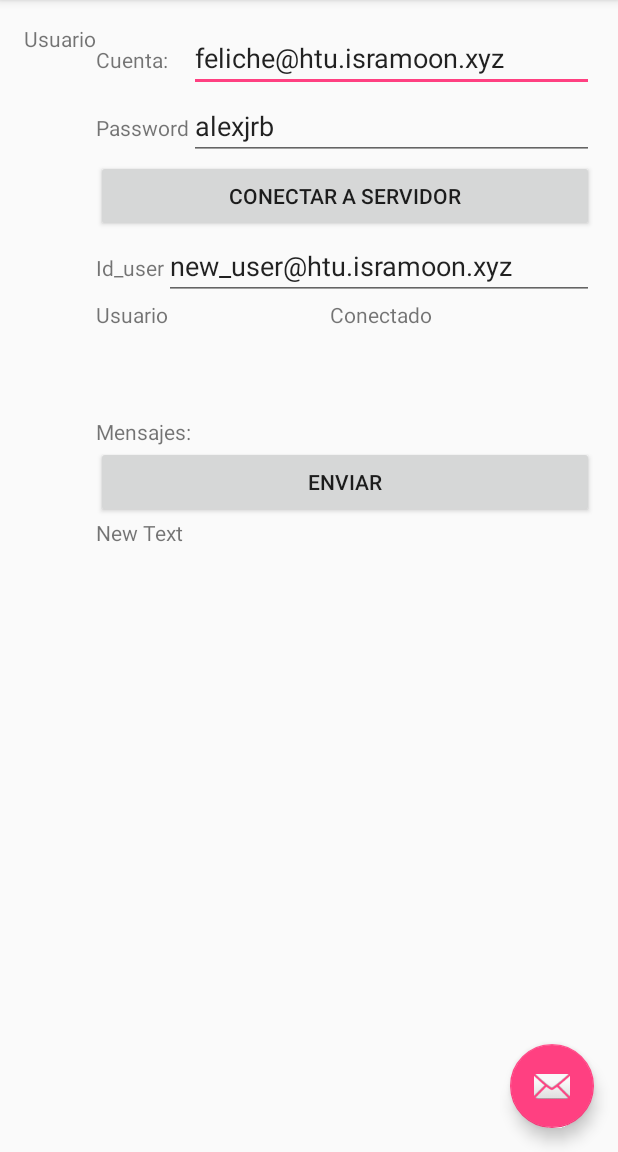
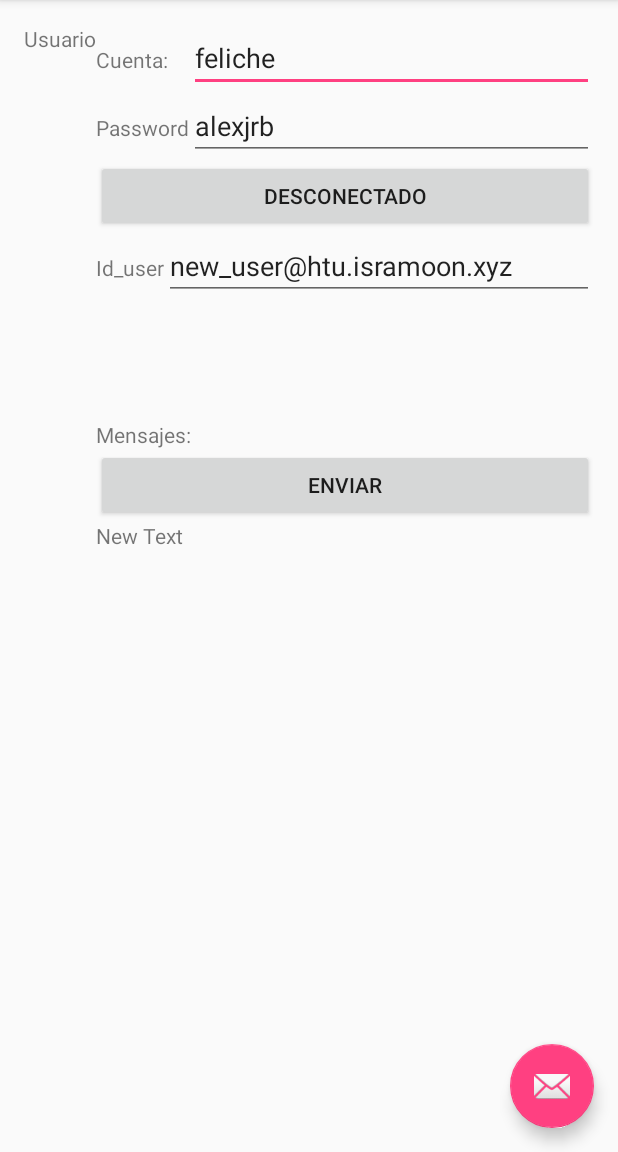
Before and after one commit to Felichejmz/TestBN, an Android app: the screen it shows after launch (MainActivity), on a phone screen of 412 x 824 dp, the part 84-1236 px from its top. Run offline under Robolectric (Android 15) with nearby library versions, the phone set to English and light mode, and no system bars; libraries missing offline, so code that uses them is left out: org.jivesoftware.smack, org.jivesoftware.smackx.

```diff
--- a/app/src/main/AndroidManifest.xml
+++ b/app/src/main/AndroidManifest.xml
@@ -4,8 +4,6 @@
 
     <uses-permission android:name="android.permission.READ_PHONE_STATE" />
     <uses-permission android:name="android.permission.INTERNET" />
-    <uses-permission android:name="android.permission.READ_SMS" />
-    <uses-permission android:name="android.permission.RECEIVE_SMS" />
     <uses-permission android:name="android.permission.ACCESS_NETWORK_STATE" />
     <uses-permission android:name="android.permission.WAKE_LOCK" />
     <uses-permission android:name="android.permission.VIBRATE" />
@@ -30,7 +28,8 @@
         <service
             android:name="xmpp.XmppService"
             android:enabled="true"
-            android:exported="true"></service>
+            android:exported="true">
+        </service>
     </application>
 
 </manifest>
--- a/app/src/main/java/com/example/feliche/testbn/Def.java
+++ b/app/src/main/java/com/example/feliche/testbn/Def.java
@@ -6,8 +6,8 @@ package com.example.feliche.testbn;
 public class Def {
     // identificador de user y password en
     // shared preferences
-    public static String XMPP_ACCOUNT = "hola.taxi.user.xmpp.account";
-    public static String XMPP_PASSWORD = "hola.taxi.user.xmpp_password";
+    public static String XMPP_ACCOUNT = "testbn.user.xmpp.account";
+    public static String XMPP_PASSWORD = "testbn.user.xmpp_password";
 
     // Servidor XMPP
     public static String SERVER_NAME = "htu.isramoon.xyz";
--- a/app/src/main/java/com/example/feliche/testbn/MainActivity.java
+++ b/app/src/main/java/com/example/feliche/testbn/MainActivity.java
@@ -1,21 +1,23 @@
 package com.example.feliche.testbn;
 
-import android.content.BroadcastReceiver;
+
 import android.content.Context;
-import android.content.DialogInterface;
+
 import android.content.Intent;
 import android.content.IntentFilter;
+import android.content.SharedPreferences;
 import android.graphics.Bitmap;
 import android.graphics.BitmapFactory;
 import android.net.ConnectivityManager;
 import android.net.NetworkInfo;
 import android.os.Bundle;
+import android.os.Vibrator;
+import android.preference.PreferenceManager;
 import android.support.design.widget.FloatingActionButton;
 import android.support.design.widget.Snackbar;
-import android.support.v7.app.AlertDialog;
+import android.support.v4.content.WakefulBroadcastReceiver;
 import android.support.v7.app.AppCompatActivity;
 import android.support.v7.widget.Toolbar;
-import android.telephony.SmsMessage;
 import android.util.Log;
 import android.view.View;
 import android.view.Menu;
@@ -37,11 +39,10 @@ public class MainActivity extends AppCompatActivity {
 
     TextView tvMessage;
     ImageView imageView1;
-    ImageView imageView2;
 
     private static MainActivity inst;
     private static boolean statusBroadcastReceiver;
-    private BroadcastReceiver mReceiver;
+    private WakefulBroadcastReceiver mReceiver;
 
     private static final String LOGTAG = "MainActivity:BR";
     String accountXmpp, passwordXmpp;
@@ -69,9 +70,19 @@ public class MainActivity extends AppCompatActivity {
         etTo = (EditText)findViewById(R.id.etTo);
 
         imageView1 = (ImageView)findViewById(R.id.imageView);
-        imageView2 = (ImageView)findViewById(R.id.imageView2);
 
         tvMessage = (TextView)findViewById(R.id.tvMsg);
+
+        // lee el usuario y password de memoria no volátil
+        // si no existe coloca los default de New user
+        accountXmpp = PreferenceManager.getDefaultSharedPreferences(this)
+                .getString(Def.XMPP_ACCOUNT, Def.NEW_USER_ACCOUNT);
+        passwordXmpp = PreferenceManager.getDefaultSharedPreferences(this)
+                .getString(Def.XMPP_PASSWORD, Def.NEW_USER_PASS);
+
+        if(XmppService.getState().equals(XmppConnection.ConnectionState.DISCONNECTED)){
+            btnConnect.setText("Desconectado");
+        }
     }
 
     @Override
@@ -99,11 +110,12 @@ public class MainActivity extends AppCompatActivity {
     @Override
     protected void onResume(){
         super.onResume();
-        mReceiver = new BroadcastReceiver() {
+        mReceiver = new WakefulBroadcastReceiver() {
             @Override
             public void onReceive(Context context, Intent intent) {
                 String action = intent.getAction();
                 Log.d(LOGTAG, "action=" + action);
+                Vibrator v = (Vibrator) context.getSystemService(Context.VIBRATOR_SERVICE);
                 switch (action){
                     // mensaje XMPP
                     case XmppService.NEW_MESSAGE:
@@ -111,6 +123,7 @@ public class MainActivity extends AppCompatActivity {
                         String message = intent.getStringExtra(XmppService.BUNDLE_MESSAGE_BODY);
                         tvMessage.setText(from.split("@")[0]);
                         tvMessage.setText(message);
+                        v.vibrate(500);
                         break;
                     // Estado de la conexión XMPP
                     case XmppService.UPDATE_CONNECTION:
@@ -124,32 +137,16 @@ public class MainActivity extends AppCompatActivity {
                         }
                         btnConnect.setText(status);
                         break;
-                    // Mensaje SMS
-                    case XmppService.SMS_CONNECTION:
-                        Bundle bundle = intent.getExtras();
-                        if(bundle != null) {
-                            Object[] sms = (Object[]) bundle.get("pdus");
-                            String smsMsg = null;
-                            for (int i = 0; i < sms.length; i++) {
-                                SmsMessage msgSMS = SmsMessage.createFromPdu((byte[]) sms[i]);
-                                String strMsgFrom = msgSMS.getOriginatingAddress();
-                                String strMsgBody = msgSMS.getMessageBody();
-                                smsMsg = "De:" + strMsgFrom + "\n" + "Mensaje:" + strMsgBody;
-                                //saveUserPass(numberCell, numberCell);
-                                connectAccount();
-                            }
-                            tvMessage.append(smsMsg);
-                        }
-                        break;
                     // Cambio de la conexión a Internet
                     case XmppService.CHANGE_CONNECTIVITY:
                         ConnectivityManager conn = (ConnectivityManager)context.
                                 getSystemService(Context.CONNECTIVITY_SERVICE);
                         NetworkInfo networkInfo = conn.getActiveNetworkInfo();
+                        v.vibrate(500);
                         if(networkInfo == null)
-                            tvMessage.append("Sin conexion\n");
+                            tvMessage.append(" Desconectado\n");
                         else
-                            tvMessage.append(" :) Conectado");
+                            tvMessage.append(" Conectado\n");
                         break;
 
                     case XmppService.NEW_VCARD:
@@ -165,15 +162,13 @@ public class MainActivity extends AppCompatActivity {
                 }
             }
         };
-
         IntentFilter filter = new IntentFilter(XmppService.UPDATE_CONNECTION);
         filter.addAction(XmppService.NEW_MESSAGE);
-        filter.addAction(XmppService.SMS_CONNECTION);
         filter.addAction(XmppService.CHANGE_CONNECTIVITY);
 
         filter.addAction(XmppService.NEW_VCARD);
         filter.addAction(XmppService.NEW_MUC_MESSAGE);      // agregar el filtro del multiuserchat
-        this.registerReceiver(mReceiver, filter);
+        registerReceiver(mReceiver, filter);
         statusBroadcastReceiver = true;
     }
 
@@ -224,8 +219,8 @@ public class MainActivity extends AppCompatActivity {
 
     public void onClickaddConnect(View v) {
         if (!accountXmpp.matches(Def.NEW_USER_ACCOUNT)) {
-            connectAccount();
-            return;
+            accountXmpp = etAccount.getText().toString();
+            passwordXmpp = etPassword.getText().toString();
         }
         connectXmpp();
     }
@@ -246,8 +241,8 @@ public class MainActivity extends AppCompatActivity {
     @Override
     public void onStop() {
         super.onStop();
-        if (statusBroadcastReceiver)
-            this.unregisterReceiver(mReceiver);
+        //if (statusBroadcastReceiver)
+         //   this.unregisterReceiver(mReceiver);
     }
 
     @Override
@@ -257,14 +252,11 @@ public class MainActivity extends AppCompatActivity {
         //    this.unregisterReceiver(mReceiver);
     }
 
-    private void connectAccount() {
-        if (XmppService.getState().equals(XmppConnection.ConnectionState.DISCONNECTED)) {
-            Intent intent = new Intent(this, XmppService.class);
-            this.startService(intent);
-        } else {
-            Intent intent = new Intent(this, XmppService.class);
-            this.stopService(intent);
-            return;
-        }
+    private void saveUserPass(String accountXmpp, String passwordXmpp) {
+        SharedPreferences prefs = PreferenceManager.getDefaultSharedPreferences(this);
+        prefs.edit()
+                .putString(Def.XMPP_ACCOUNT, accountXmpp)
+                .putString(Def.XMPP_PASSWORD, String.valueOf(passwordXmpp))
+                .apply();
     }
 }
--- a/app/src/main/res/layout/content_main.xml
+++ b/app/src/main/res/layout/content_main.xml
@@ -41,7 +41,7 @@
                     android:layout_width="fill_parent"
                     android:layout_height="wrap_content"
                     android:id="@+id/etAccount"
-                    android:text="feliche@htu.isramoon.xyz" />
+                    android:text="feliche" />
             </TableRow>
 
             <TableRow
@@ -76,7 +76,8 @@
                     android:layout_width="wrap_content"
                     android:layout_height="wrap_content"
                     android:text="Conectar a servidor"
-                    android:id="@+id/btnConnect" />
+                    android:id="@+id/btnConnect"
+                    android:onClick="onClickaddConnect" />
             </TableRow>
         </TableLayout>
 
@@ -104,41 +105,17 @@
         </TableLayout>
 
         <TableLayout
-            android:layout_width="fill_parent"
-            android:layout_height="78dp"
+            android:layout_width="match_parent"
+            android:layout_height="80dp"
+            android:layout_alignParentLeft="true"
+            android:layout_alignParentStart="false"
             android:stretchColumns="0,1">
 
-            <TableRow
-                android:layout_width="fill_parent"
-                android:layout_height="fill_parent">
-
-                <TextView
-                    android:layout_width="fill_parent"
-                    android:layout_height="wrap_content"
-                    android:text="Usuario"
-                    android:id="@+id/textView3" />
-
-                <TextView
-                    android:layout_width="fill_parent"
-                    android:layout_height="wrap_content"
-                    android:text="Conectado"
-                    android:id="@+id/textView7" />
-            </TableRow>
-
-            <TableRow
+            <ImageView
                 android:layout_width="match_parent"
-                android:layout_height="match_parent">
-
-                <ImageView
-                    android:layout_width="match_parent"
-                    android:layout_height="match_parent"
-                    android:id="@+id/imageView" />
-
-                <ImageView
-                    android:layout_width="match_parent"
-                    android:layout_height="match_parent"
-                    android:id="@+id/imageView2" />
-            </TableRow>
+                android:layout_height="match_parent"
+                android:id="@+id/imageView"
+                android:layout_gravity="center_vertical" />
 
         </TableLayout>
 
```
